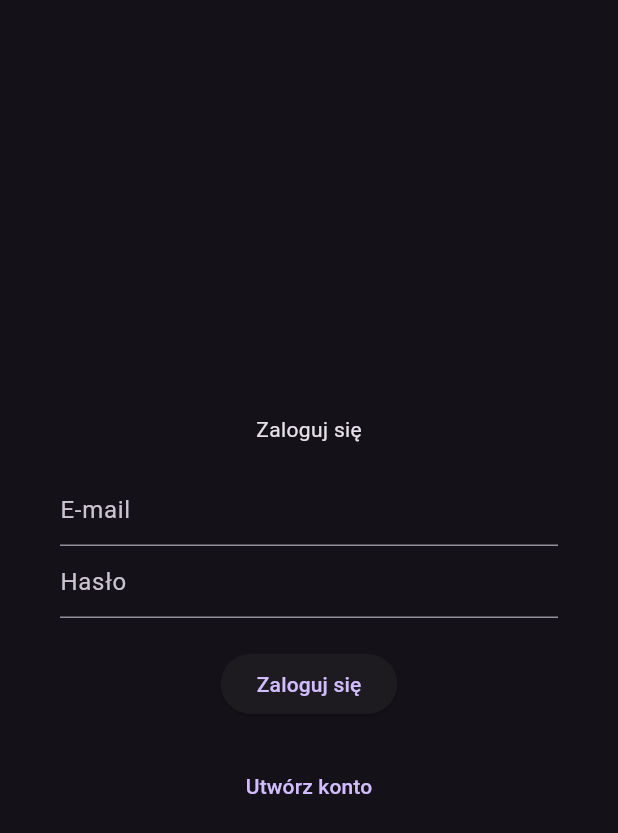
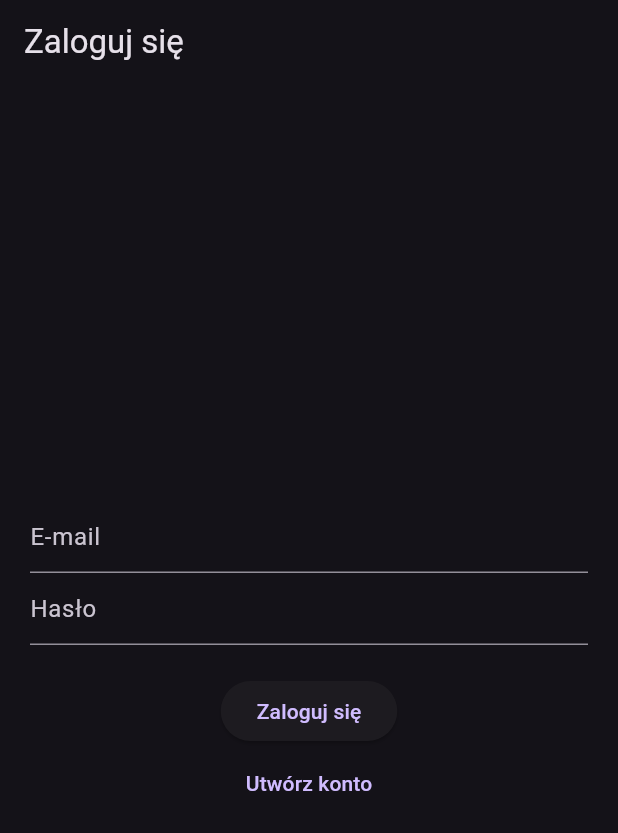
Before and after one commit to RobertSzmit/flutter_application_2, a Flutter app: the screen it shows after launch, on a phone screen of 412 x 824 dp. Shown: the top 833 px of the screen. Run offline on Flutter 3.47's test engine with Material 3 defaults, Android fonts, the phone set to English and light mode, and no system bars; our stand-ins replace bloc, cloud_firestore, firebase_auth, firebase_core, flutter_bloc; accounts and stored records are empty.

```diff
--- a/lib/app/features/home/home_page.dart
+++ b/lib/app/features/home/home_page.dart
@@ -31,14 +31,13 @@ class _HomePageState extends State<HomePage> {
         if (currentIndex == 1) {
           return const TablePageContent();
         }
-
         if (currentIndex == 2) {
           return const SchedulePageContent();
         }
         if (currentIndex == 3) {
           return const ChatPageContent();
         }
-        return MyAccountPageContent(email: widget.user.email);
+        return const MyAccountPageContent(); // Zmiana tutaj
       }),
       bottomNavigationBar: BottomNavigationBar(
         currentIndex: currentIndex,
--- a/lib/app/features/login/cubit/login_state.dart
+++ b/lib/app/features/login/cubit/login_state.dart
@@ -1,28 +1,16 @@
 part of 'login_cubit.dart';
 
 @immutable
-abstract class LoginState {}
+class LoginState {
+  final UserItem? user;
+  final bool isLoading;
+  final String errorMessage;
+  final bool isCreateAccount;
 
-class LoginInitial extends LoginState {}
-
-class SignUpInitial extends LoginState {}
-
-class LoginLoading extends LoginState {}
-
-class LoginSuccess extends LoginState {}
-
-class LoginFailure extends LoginState {
-  final String error;
-
-  LoginFailure(this.error);
-
-  @override
-  bool operator ==(Object other) =>
-      identical(this, other) ||
-      other is LoginFailure &&
-          runtimeType == other.runtimeType &&
-          error == other.error;
-
-  @override
-  int get hashCode => error.hashCode;
+  const LoginState({
+    this.user,
+    required this.isLoading,
+    required this.errorMessage,
+    required this.isCreateAccount,
+  });
 }
--- a/lib/app/features/login/login_page.dart
+++ b/lib/app/features/login/login_page.dart
@@ -3,38 +3,47 @@ import 'package:flutter_bloc/flutter_bloc.dart';
 import 'package:flutter_application_2/app/features/login/cubit/login_cubit.dart';
 
 class LoginPage extends StatelessWidget {
-  LoginPage({super.key});
+  const LoginPage({Key? key}) : super(key: key);
 
+  @override
+  Widget build(BuildContext context) {
+    return BlocProvider(
+      create: (context) => LoginCubit(),
+      child: const LoginPageContent(),
+    );
+  }
+}
+
+class LoginPageContent extends StatelessWidget {
+  const LoginPageContent({Key? key}) : super(key: key);
+
+  @override
+  Widget build(BuildContext context) {
     final emailController = TextEditingController();
     final passwordController = TextEditingController();
     final usernameController = TextEditingController();
 
-  @override
-  Widget build(BuildContext context) {
-    return BlocProvider(
-      create: (_) => LoginCubit(),
-      child: BlocConsumer<LoginCubit, LoginState>(
+    return BlocConsumer<LoginCubit, LoginState>(
       listener: (context, state) {
-          if (state is LoginFailure) {
+        if (state.errorMessage.isNotEmpty) {
           ScaffoldMessenger.of(context).showSnackBar(
-              SnackBar(content: Text(state.error)),
+            SnackBar(content: Text(state.errorMessage)),
           );
-          } else if (state is LoginSuccess) {
-            // Nawiguj do głównego ekranu po udanym logowaniu/rejestracji
         }
+        // Usuńmy stąd nawigację, ponieważ RootPage zajmie się zmianą widoku po zalogowaniu
       },
       builder: (context, state) {
         return Scaffold(
+          appBar: AppBar(
+            title:
+                Text(state.isCreateAccount ? 'Zarejestruj się' : 'Zaloguj się'),
+          ),
           body: Center(
             child: Padding(
-                padding: const EdgeInsets.all(40.0),
+              padding: const EdgeInsets.all(20.0),
               child: Column(
                 mainAxisAlignment: MainAxisAlignment.center,
                 children: [
-                    Text(state is SignUpInitial
-                        ? 'Zarejestruj się'
-                        : 'Zaloguj się'),
-                    const SizedBox(height: 20),
                   TextField(
                     controller: emailController,
                     decoration: const InputDecoration(hintText: 'E-mail'),
@@ -44,44 +53,41 @@ class LoginPage extends StatelessWidget {
                     decoration: const InputDecoration(hintText: 'Hasło'),
                     obscureText: true,
                   ),
-                    if (state is SignUpInitial) ...[
+                  if (state.isCreateAccount)
                     TextField(
                       controller: usernameController,
-                        decoration: const InputDecoration(
-                            hintText: 'Nazwa użytkownika'),
+                      decoration:
+                          const InputDecoration(hintText: 'Nazwa użytkownika'),
                     ),
-                    ],
                   const SizedBox(height: 20),
-                    if (state is LoginLoading)
+                  if (state.isLoading)
                     const CircularProgressIndicator()
                   else
                     ElevatedButton(
                       onPressed: () {
-                          if (state is LoginInitial) {
-                            context.read<LoginCubit>().signIn(
-                                  emailController.text,
-                                  passwordController.text,
-                                );
-                          } else if (state is SignUpInitial) {
+                        if (state.isCreateAccount) {
                           context.read<LoginCubit>().signUp(
                                 emailController.text,
                                 passwordController.text,
                                 usernameController.text,
                               );
+                        } else {
+                          context.read<LoginCubit>().signIn(
+                                emailController.text,
+                                passwordController.text,
+                              );
                         }
                       },
-                        child: Text(state is SignUpInitial
+                      child: Text(state.isCreateAccount
                           ? 'Zarejestruj się'
                           : 'Zaloguj się'),
                     ),
-                    const SizedBox(height: 20),
                   TextButton(
-                      onPressed: () {
-                        context.read<LoginCubit>().toggleCreateAccount();
-                      },
-                      child: Text(state is LoginInitial
-                          ? 'Utwórz konto'
-                          : 'Masz już konto?'),
+                    onPressed: () =>
+                        context.read<LoginCubit>().toggleCreateAccount(),
+                    child: Text(state.isCreateAccount
+                        ? 'Masz już konto?'
+                        : 'Utwórz konto'),
                   ),
                 ],
               ),
@@ -89,7 +95,6 @@ class LoginPage extends StatelessWidget {
           ),
         );
       },
-      ),
     );
   }
 }
--- a/lib/app/features/schedule/cubit/schedule_state.dart
+++ b/lib/app/features/schedule/cubit/schedule_state.dart
@@ -2,7 +2,7 @@ part of 'schedule_cubit.dart';
 
 @immutable
 class ScheduleState {
-  final List<QueryDocumentSnapshot<Map<String, dynamic>>> schedules;
+  final List<ScheduleItem> schedules;
   final bool isLoading;
   final String errorMessage;
 
--- /dev/null
+++ b/lib/app/models/login_item_model.dart
@@ -0,0 +1,11 @@
+class UserItem {
+  UserItem({
+    required this.id,
+    required this.email,
+    required this.username,
+  });
+
+  final String id;
+  final String email;
+  final String username;
+}
--- /dev/null
+++ b/lib/app/models/user_item_model.dart
@@ -0,0 +1,11 @@
+class UserItem {
+  UserItem({
+    required this.id,
+    required this.username,
+    this.email,
+  });
+
+  final String id;
+  final String username;
+  final String? email;
+}
```
Also changed, not shown: lib/app/features/login/cubit/login_cubit.dart (+87 -18 lines), lib/app/features/my_account/cubit/my_account_cubit.dart (+44 -9 lines), lib/app/features/my_account/cubit/my_account_state.dart (+10 -18 lines), lib/app/features/my_account/my_account_page_content.dart (+9 -10 lines), lib/app/features/schedule/cubit/schedule_cubit.dart (+10 -2 lines), lib/app/features/schedule/schedule_page_view.dart (+6 -6 lines), lib/app/models/banner_item_model.dart (added, +21 -0 lines), lib/app/models/news_item_model.dart (added, +13 -0 lines), lib/app/models/schedule_item_model.dart (added, +15 -0 lines), lib/app/models/chat_item_model.dart (line endings or trailing spaces). Lines whose indentation alone changed are shown as unchanged.
